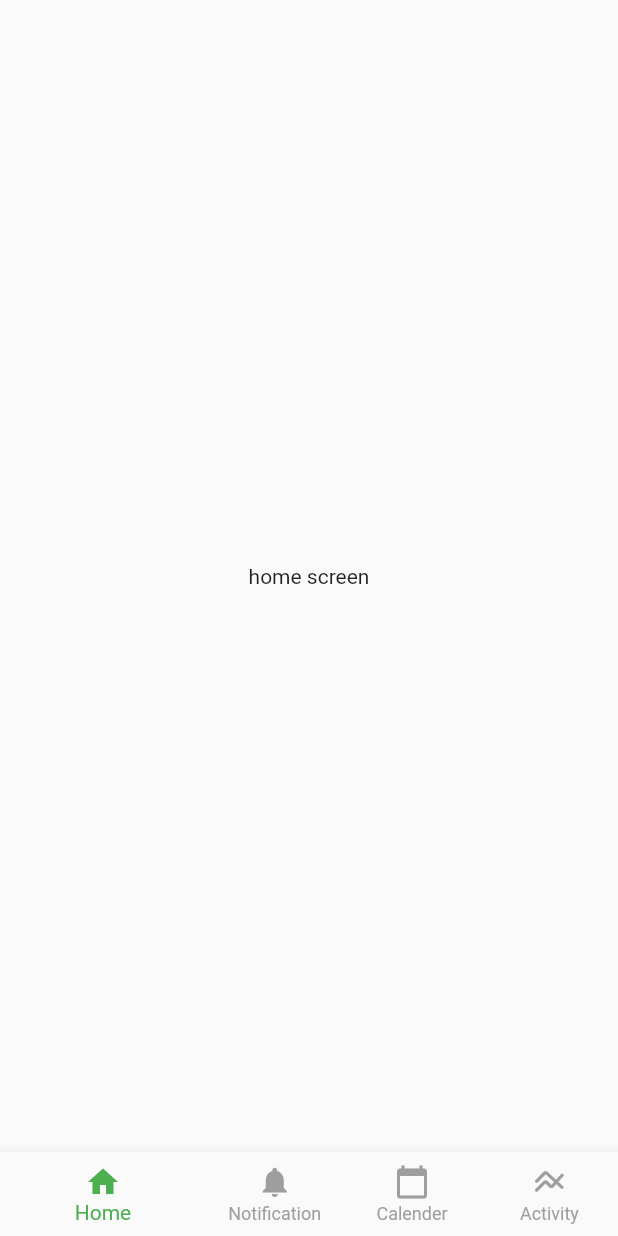
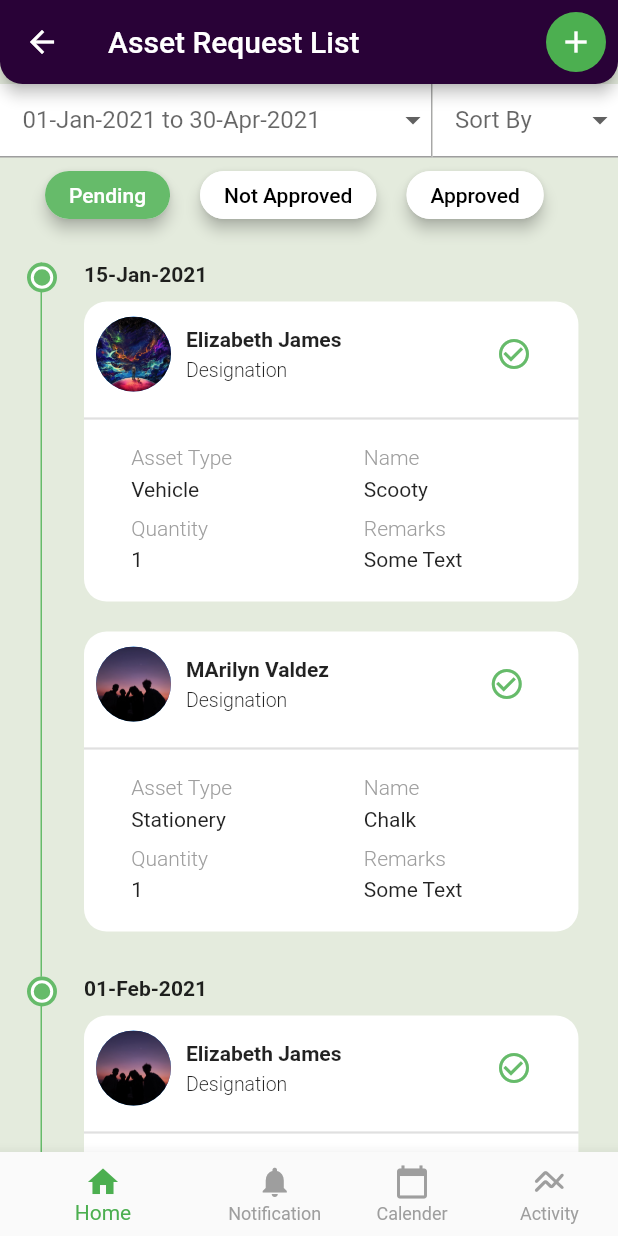
Before and after one commit to 2001suraj/flutter_api_testing, a Flutter app: the screen it shows after launch, on a phone screen of 412 x 824 dp. Run offline on Flutter 3.47's test engine with Material 2 defaults, Android fonts, the phone set to English and light mode, and no system bars; our stand-ins replace dio, image_picker, shared_preferences, table_calendar.

Commit message:
assets request list

```diff
--- a/lib/main.dart
+++ b/lib/main.dart
@@ -1,4 +1,5 @@
 import 'package:flutter/material.dart';
+import 'package:flutter_api_testing/widgets/screens/demo_ui/assets_request_list/assets_request_list_screen.dart';
 import 'package:flutter_api_testing/widgets/screens/demo_ui/calender/calender_screen.dart';
 import 'package:flutter_api_testing/widgets/screens/demo_ui/home/home_screen.dart';
 import 'package:flutter_api_testing/widgets/screens/demo_ui/leave_request/leave_request_screen.dart';
@@ -36,8 +37,9 @@ class _MainScreenState extends State<MainScreen> {
   int currentIndex = 0;
 
   List<Widget> pages = [
-   const  HomeScreen(),
-  const   NotificationScreen(),
+    //  const  HomeScreen(),
+    AssetsRequestListScreen(),
+    const NotificationScreen(),
     CalenderScreen(),
     // ActivityScreen()
     LeaveRequestScreen()
@@ -57,7 +59,7 @@ class _MainScreenState extends State<MainScreen> {
             currentIndex = index;
           });
         },
-        items:const  [
+        items: const [
           BottomNavigationBarItem(
             icon: Icon(Icons.home),
             label: 'Home',
--- /dev/null
+++ b/lib/widgets/screens/demo_ui/assets_request_list/assets_request_list_screen.dart
@@ -0,0 +1,232 @@
+import 'package:flutter/material.dart';
+import 'package:flutter_api_testing/widgets/screens/demo_ui/assets_request_list/components/individual_assets_request_container.dart';
+
+class AssetsRequestListScreen extends StatelessWidget {
+  AssetsRequestListScreen({super.key});
+  final List<String> dropdowndateList = [
+    '01-Jan-2021 to 30-Apr-2021',
+    '01-Jan-2021 to 30-Apr-2021'
+  ];
+
+  final List<String> shortByList = ['Time', 'Type', 'Size'];
+  List<String> chipList = ['Pending', 'Not Approved', 'Approved'];
+  List<String> date = ['15-Jan-2021', '01-Feb-2021'];
+  List<String> image = [
+    'assets/images/1.jpg',
+    'assets/images/2.jpg',
+    'assets/images/3.jpg',
+    'assets/images/1.jpg',
+  ];
+
+  String? selectdate;
+  String? selectShortBy;
+
+  @override
+  Widget build(BuildContext context) {
+    return Scaffold(
+      appBar: AppBar(
+        shape: const RoundedRectangleBorder(
+            borderRadius: BorderRadius.vertical(bottom: Radius.circular(15))),
+        backgroundColor: const Color.fromARGB(255, 41, 2, 55),
+        title: const Text('Asset Request List'),
+        leading: IconButton(
+          onPressed: () {},
+          icon: const Icon(Icons.arrow_back),
+        ),
+        actions: [
+          Padding(
+            padding: const EdgeInsets.all(8.0),
+            child: GestureDetector(
+              onTap: () {},
+              child: const CircleAvatar(
+                radius: 20,
+                backgroundColor: Colors.green,
+                child: Icon(
+                  Icons.add,
+                  color: Colors.white,
+                ),
+              ),
+            ),
+          )
+        ],
+      ),
+      backgroundColor: const Color.fromARGB(255, 228, 235, 221),
+      body: SingleChildScrollView(
+          scrollDirection: Axis.vertical,
+          primary: true,
+          child: Column(
+            children: [
+              Container(
+                width: MediaQuery.of(context).size.width,
+                child: Row(
+                  children: [
+                    Container(
+                      width: MediaQuery.of(context).size.width * 0.7,
+                      decoration: const BoxDecoration(
+                        color: Colors.white,
+                        border: Border(
+                            bottom: BorderSide(color: Colors.grey),
+                            right: BorderSide(color: Colors.grey)),
+                      ),
+                      child: DropdownButtonFormField(
+                        isExpanded: true,
+                        value: selectdate,
+                        items: dropdowndateList.map((String value) {
+                          return DropdownMenuItem<String>(
+                            value: value,
+                            child: Text(value),
+                          );
+                        }).toList(),
+                        onChanged: (String? newValue) {},
+                        decoration: const InputDecoration(
+                            hintText: '01-Jan-2021 to 30-Apr-2021',
+                            hintStyle: TextStyle(fontSize: 14),
+                            contentPadding:
+                                EdgeInsets.symmetric(horizontal: 15),
+                            border: InputBorder.none),
+                      ),
+                    ),
+                    Container(
+                      decoration: const BoxDecoration(
+                        color: Colors.white,
+                        border: Border(
+                          bottom: BorderSide(color: Colors.grey),
+                        ),
+                      ),
+                      width: MediaQuery.of(context).size.width * 0.3,
+                      child: DropdownButtonFormField(
+                        isExpanded: true,
+                        value: selectShortBy,
+                        items: shortByList.map((String value) {
+                          return DropdownMenuItem<String>(
+                            value: value,
+                            child: Text(value),
+                          );
+                        }).toList(),
+                        onChanged: (String? newValue) {},
+                        decoration: const InputDecoration(
+                            hintText: 'Sort By',
+                            contentPadding:
+                                EdgeInsets.symmetric(horizontal: 15),
+                            hintStyle: TextStyle(fontSize: 14),
+                            border: InputBorder.none),
+                      ),
+                    ),
+                  ],
+                ),
+              ),
+              //chip view
+              Container(
+                margin: const EdgeInsets.only(left: 20, bottom: 20),
+                width: MediaQuery.of(context).size.width,
+                height: 50,
+                child: ListView.builder(
+                  shrinkWrap: true,
+                  primary: false,
+                  scrollDirection: Axis.horizontal,
+                  itemCount: chipList.length,
+                  itemBuilder: (context, index) {
+                    return Padding(
+                      padding: const EdgeInsets.symmetric(horizontal: 10.0),
+                      child: Chip(
+                        label: Text(
+                          chipList[index],
+                        ),
+                        backgroundColor:
+                            index == 0 ? Colors.green[400] : Colors.white,
+                        elevation: 4,
+                        shadowColor: Colors.black,
+                        labelStyle: TextStyle(
+                            color: index == 0 ? Colors.white : Colors.black),
+                        padding: const EdgeInsets.all(8),
+                        shape: RoundedRectangleBorder(
+                          borderRadius: BorderRadius.circular(16),
+                        ),
+                      ),
+                    );
+                  },
+                ),
+              ),
+              Row(
+                children: [
+                  Expanded(
+                      child: ListView.builder(
+                    shrinkWrap: true,
+                    primary: false,
+                    itemCount: 2,
+                    scrollDirection: Axis.vertical,
+                    itemBuilder: (context, index) {
+                      return IntrinsicHeight(
+                        child: Row(
+                          children: [
+                            //vertical divider
+                            Padding(
+                              padding:
+                                  const EdgeInsets.symmetric(horizontal: 18.0),
+                              child: Stack(
+                                children: [
+                                  Padding(
+                                    padding: const EdgeInsets.only(left: 1.5),
+                                    child: VerticalDivider(
+                                      color: Colors.green[400],
+                                      thickness: 1,
+                                    ),
+                                  ),
+                                  CircleAvatar(
+                                    radius: 10,
+                                    backgroundColor: Colors.green[400],
+                                    child: Container(
+                                      height: 15,
+                                      width: 15,
+                                      decoration: BoxDecoration(
+                                          shape: BoxShape.circle,
+                                          border: Border.all(
+                                              color: Colors.white, width: 2),
+                                          color: Colors.green[400]),
+                                    ),
+                                  ),
+                                ],
+                              ),
+                            ),
+
+                            //date
+                            Column(
+                              crossAxisAlignment: CrossAxisAlignment.start,
+                              children: [
+                                Text(
+                                  date[index],
+                                  style: TextStyle(fontWeight: FontWeight.bold),
+                                ),
+                                IndividualAssetRequestListContainer(
+                                  image: image[index],
+                                  name: 'Elizabeth James',
+                                  assetType: 'Vehicle',
+                                  assetName: 'Scooty',
+                                  quantity: '1',
+                                  remarks: 'Some Text',
+                                ),
+                                IndividualAssetRequestListContainer(
+                                  image: image[index + 1],
+                                  name: 'MArilyn Valdez ',
+                                  assetType: 'Stationery',
+                                  assetName: 'Chalk',
+                                  quantity: '1',
+                                  remarks: 'Some Text',
+                                ),
+                                SizedBox(
+                                  height: 20,
+                                )
+                              ],
+                            ),
+                          ],
+                        ),
+                      );
+                    },
+                  ))
+                ],
+              ),
+            ],
+          )),
+    );
+  }
+}
--- /dev/null
+++ b/lib/widgets/screens/demo_ui/assets_request_list/components/custom_title_subtitle_column.dart
@@ -0,0 +1,27 @@
+import 'package:flutter/material.dart';
+Padding customTitleSubtitleColumn(context,
+    {required String title, required String subtitle}) {
+  return Padding(
+    padding: const EdgeInsets.only(left: 12.0, top: 10),
+    child: Column(
+      crossAxisAlignment: CrossAxisAlignment.start,
+      children: [
+        SizedBox(
+          width: MediaQuery.of(context).size.width * 0.3,
+          child: Text(
+            title,
+            style: const TextStyle(
+                fontWeight: FontWeight.w300, color: Colors.grey),
+          ),
+        ),
+        const SizedBox(
+          height: 5,
+        ),
+        Text(
+          subtitle,
+          style: const TextStyle(fontWeight: FontWeight.w400),
+        ),
+      ],
+    ),
+  );
+}
--- /dev/null
+++ b/lib/widgets/screens/demo_ui/assets_request_list/components/individual_assets_request_container.dart
@@ -0,0 +1,101 @@
+import 'package:flutter/material.dart';
+import 'package:flutter_api_testing/widgets/screens/demo_ui/assets_request_list/components/custom_title_subtitle_column.dart';
+
+class IndividualAssetRequestListContainer extends StatelessWidget {
+  const IndividualAssetRequestListContainer(
+      {Key? key,
+      required this.assetName,
+      required this.assetType,
+      required this.image,
+      required this.name,
+      required this.quantity,
+      required this.remarks})
+      : super(key: key);
+  final String image;
+  final String name;
+  final String assetType;
+  final String assetName;
+  final String quantity;
+  final String remarks;
+  @override
+  Widget build(BuildContext context) {
+    return Container(
+      height: 200,
+      margin: const EdgeInsets.only(top: 10, bottom: 10),
+      width: MediaQuery.of(context).size.width * 0.8,
+      decoration: BoxDecoration(
+          borderRadius: BorderRadius.circular(15), color: Colors.white),
+      child: Column(children: [
+        Padding(
+          padding: const EdgeInsets.symmetric(horizontal: 8.0, vertical: 10),
+          child: Row(
+            mainAxisAlignment: MainAxisAlignment.start,
+            children: [
+              //image
+              CircleAvatar(
+                radius: 25,
+                backgroundImage: AssetImage(
+                  image,
+                ),
+              ),
+              const SizedBox(
+                width: 10,
+              ),
+              Row(
+                crossAxisAlignment: CrossAxisAlignment.center,
+                children: [
+                  Column(
+                    crossAxisAlignment: CrossAxisAlignment.start,
+                    children: [
+                      Text(
+                        name,
+                        style: const TextStyle(fontWeight: FontWeight.bold),
+                      ),
+                      const SizedBox(
+                        height: 5,
+                      ),
+                      const Text(
+                        'Designation',
+                        style: TextStyle(
+                            fontWeight: FontWeight.w300, fontSize: 13),
+                      ),
+                    ],
+                  ),
+                  SizedBox(
+                    width: MediaQuery.of(context).size.width * 0.25,
+                  ),
+                  Icon(
+                    Icons.check_circle_outline,
+                    color: Colors.green[400],
+                  )
+                  //
+                ],
+              ),
+            ],
+          ),
+        ),
+        const Divider(
+          thickness: 1.5,
+        ),
+        Row(
+          mainAxisAlignment: MainAxisAlignment.spaceEvenly,
+          children: [
+            customTitleSubtitleColumn(context,
+                title: 'Asset Type', subtitle: assetType),
+            customTitleSubtitleColumn(context,
+                title: 'Name ', subtitle: assetName),
+          ],
+        ),
+        Row(
+          mainAxisAlignment: MainAxisAlignment.spaceEvenly,
+          children: [
+            customTitleSubtitleColumn(context,
+                title: 'Quantity', subtitle: quantity),
+            customTitleSubtitleColumn(context,
+                title: 'Remarks ', subtitle: remarks),
+          ],
+        ),
+      ]),
+    );
+  }
+}
--- a/lib/widgets/screens/demo_ui/calender/calender_screen.dart
+++ b/lib/widgets/screens/demo_ui/calender/calender_screen.dart
@@ -8,8 +8,8 @@ import 'package:intl/intl.dart';
 
 class CalenderScreen extends StatelessWidget {
  CalenderScreen({super.key});
-  String currentMonth = DateFormat.MMMM().format(DateTime.now());
-  String monthYear = DateFormat.yMMMM().format(DateTime.now());
+  final String currentMonth = DateFormat.MMMM().format(DateTime.now());
+ final String monthYear = DateFormat.yMMMM().format(DateTime.now());
 
    final List<Color> colors = [
     Colors.red,
--- a/lib/widgets/screens/demo_ui/home/home_screen.dart
+++ b/lib/widgets/screens/demo_ui/home/home_screen.dart
@@ -1,13 +1,28 @@
 import 'package:flutter/material.dart';
+
 class HomeScreen extends StatelessWidget {
   const HomeScreen({super.key});
 
   @override
   Widget build(BuildContext context) {
-    return const Scaffold(
+    return Scaffold(
+      body: SingleChildScrollView(
+        child: SafeArea(
+          child: Column(
+            children: [
+              Text("home screen"),
+              Stack(
+                children: [
+                  Row(
+                    children: [Container(
 
-      body: Center(
-        child:Text("home screen") ,
+                    )],
+                  ),
+                ],
+              )
+            ],
+          ),
+        ),
       ),
     );
   }
--- a/lib/widgets/screens/demo_ui/leave_request/leave_request_screen.dart
+++ b/lib/widgets/screens/demo_ui/leave_request/leave_request_screen.dart
@@ -130,7 +130,6 @@ class _LeaveRequestScreenState extends State<LeaveRequestScreen> {
               )),
             ),
             Container(
-              height: 300,
               decoration: const BoxDecoration(
                 border: Border(
                   top: BorderSide(color: Colors.black),
@@ -141,23 +140,11 @@ class _LeaveRequestScreenState extends State<LeaveRequestScreen> {
                 crossAxisAlignment: CrossAxisAlignment.start,
                 children: [
                   //leave type
-                  TextFormField(
-                    decoration: InputDecoration(
-                      fillColor: Colors.white,
-                      filled: true,
-                      contentPadding:
-                          const EdgeInsets.symmetric(horizontal: 20),
-                      border: OutlineInputBorder(
-                        borderSide:
-                            const BorderSide(color: Colors.grey, width: 2),
-                        borderRadius: BorderRadius.circular(10),
-                      ),
-                      enabledBorder: OutlineInputBorder(
-                        borderSide:
-                            const BorderSide(color: Colors.grey, width: 2),
-                        borderRadius: BorderRadius.circular(10),
-                      ),
-                      suffixIcon: DropdownButtonFormField(
+                  Container(
+                    decoration: BoxDecoration(
+                        color: Colors.white,
+                        borderRadius: BorderRadius.circular(14)),
+                    child: DropdownButtonFormField(
                       value: selectLeaveType,
                       items: leaveType.map((String value) {
                         return DropdownMenuItem<String>(
@@ -172,32 +159,19 @@ class _LeaveRequestScreenState extends State<LeaveRequestScreen> {
                       },
                       decoration: const InputDecoration(
                           hintText: 'Leave Type',
-                            contentPadding:
-                                EdgeInsets.symmetric(horizontal: 15),
+                          contentPadding: EdgeInsets.symmetric(horizontal: 15),
                           border: InputBorder.none),
                     ),
                   ),
-                  ),
+
                   const SizedBox(
                     height: 10,
                   ), //leave duration
-                  TextFormField(
-                    decoration: InputDecoration(
-                      fillColor: Colors.white,
-                      filled: true,
-                      contentPadding:
-                          const EdgeInsets.symmetric(horizontal: 20),
-                      border: OutlineInputBorder(
-                        borderSide:
-                            const BorderSide(color: Colors.grey, width: 2),
-                        borderRadius: BorderRadius.circular(10),
-                      ),
-                      enabledBorder: OutlineInputBorder(
-                        borderSide:
-                            const BorderSide(color: Colors.grey, width: 2),
-                        borderRadius: BorderRadius.circular(10),
-                      ),
-                      suffixIcon: DropdownButtonFormField(
+                  Container(
+                    decoration: BoxDecoration(
+                        color: Colors.white,
+                        borderRadius: BorderRadius.circular(14)),
+                    child: DropdownButtonFormField(
                       value: selectLeaveDuration,
                       items: leaveDuration.map((String value) {
                         return DropdownMenuItem<String>(
@@ -212,12 +186,11 @@ class _LeaveRequestScreenState extends State<LeaveRequestScreen> {
                       },
                       decoration: const InputDecoration(
                           hintText: 'Leave Duration',
-                            contentPadding:
-                                EdgeInsets.symmetric(horizontal: 15),
+                          contentPadding: EdgeInsets.symmetric(horizontal: 15),
                           border: InputBorder.none),
                     ),
                   ),
-                  ),
+
                   const SizedBox(
                     height: 10,
                   ),
@@ -368,8 +341,8 @@ class _LeaveRequestScreenState extends State<LeaveRequestScreen> {
                 ? const SizedBox()
                 : Container(
                     color: Colors.grey,
-                    width: MediaQuery.of(context).size.width,
-                    height: MediaQuery.of(context).size.height * 0.4,
+                    width: MediaQuery.of(context).size.width / 3,
+                    height: MediaQuery.of(context).size.height / 4,
                     child: Expanded(
                       child: Image.file(
                         File(image!.path),
```
Also changed, not shown: assets/images/2.jpg (added), assets/images/3.jpg (added). Lines whose indentation alone changed are shown as unchanged.
